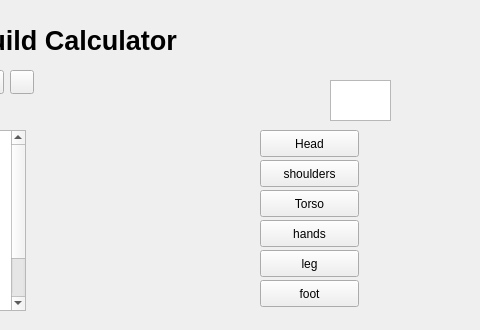
Before: the Qt Designer form window.ui in Ydalirsson/GW2-Calculator, drawn with Qt 5; both pictures show x 320 to 800 and y 0 to 330 of the 800 by 600 pixel window.
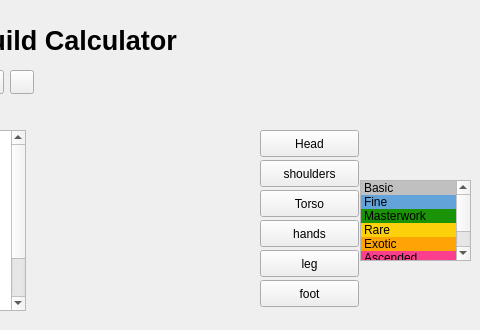
After: the same form once the commit is applied. Icons and pictures are not drawn.

Patch:
```diff
--- a/window.ui
+++ b/window.ui
@@ -525,15 +525,122 @@
    <widget class="QListWidget" name="listWidget_2">
     <property name="geometry">
      <rect>
-      <x>650</x>
-      <y>80</y>
-      <width>61</width>
-      <height>41</height>
+      <x>680</x>
+      <y>180</y>
+      <width>111</width>
+      <height>81</height>
      </rect>
     </property>
     <property name="styleSheet">
      <string notr="true"/>
     </property>
+    <item>
+     <property name="text">
+      <string>Basic</string>
+     </property>
+     <property name="background">
+      <brush brushstyle="SolidPattern">
+       <color alpha="255">
+        <red>192</red>
+        <green>192</green>
+        <blue>192</blue>
+       </color>
+      </brush>
+     </property>
+    </item>
+    <item>
+     <property name="text">
+      <string>Fine</string>
+     </property>
+     <property name="background">
+      <brush brushstyle="SolidPattern">
+       <color alpha="255">
+        <red>98</red>
+        <green>164</green>
+        <blue>218</blue>
+       </color>
+      </brush>
+     </property>
+    </item>
+    <item>
+     <property name="text">
+      <string>Masterwork</string>
+     </property>
+     <property name="background">
+      <brush brushstyle="SolidPattern">
+       <color alpha="255">
+        <red>26</red>
+        <green>147</green>
+        <blue>6</blue>
+       </color>
+      </brush>
+     </property>
+    </item>
+    <item>
+     <property name="text">
+      <string>Rare</string>
+     </property>
+     <property name="background">
+      <brush brushstyle="SolidPattern">
+       <color alpha="255">
+        <red>252</red>
+        <green>208</green>
+        <blue>11</blue>
+       </color>
+      </brush>
+     </property>
+    </item>
+    <item>
+     <property name="text">
+      <string>Exotic</string>
+     </property>
+     <property name="background">
+      <brush brushstyle="SolidPattern">
+       <color alpha="255">
+        <red>255</red>
+        <green>164</green>
+        <blue>5</blue>
+       </color>
+      </brush>
+     </property>
+    </item>
+    <item>
+     <property name="text">
+      <string>Ascended</string>
+     </property>
+     <property name="background">
+      <brush brushstyle="SolidPattern">
+       <color alpha="255">
+        <red>251</red>
+        <green>62</green>
+        <blue>141</blue>
+       </color>
+      </brush>
+     </property>
+    </item>
+    <item>
+     <property name="text">
+      <string>Legendary</string>
+     </property>
+     <property name="background">
+      <brush brushstyle="SolidPattern">
+       <color alpha="255">
+        <red>76</red>
+        <green>19</green>
+        <blue>157</blue>
+       </color>
+      </brush>
+     </property>
+     <property name="foreground">
+      <brush brushstyle="SolidPattern">
+       <color alpha="255">
+        <red>255</red>
+        <green>255</green>
+        <blue>255</blue>
+       </color>
+      </brush>
+     </property>
+    </item>
    </widget>
   </widget>
   <widget class="QMenuBar" name="menubar">
```
